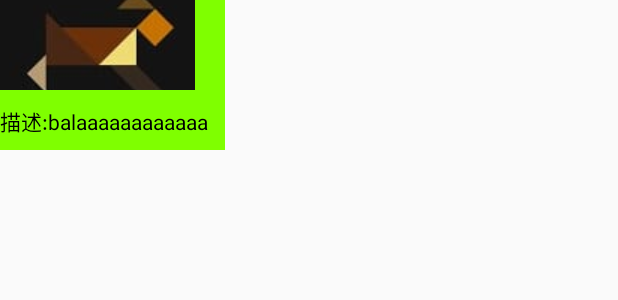
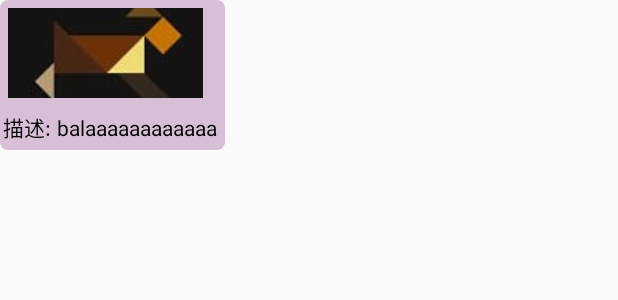
Before and after one commit to coda1997/thingsNeverLost, an Android app: the layout item_details.xml on its own in the app's theme, with its tools: preview values and no code run, on a phone screen of 412 x 824 dp. Shown: the top 300 px of the screen. Run offline under Robolectric (Android 15) with nearby library versions, the phone set to English and light mode, and no system bars.

```diff
--- a/app/src/main/java/com/example/overl/myapplication/service/MyService.kt
+++ b/app/src/main/java/com/example/overl/myapplication/service/MyService.kt
@@ -28,7 +28,7 @@ interface MyService{
                      @Field("location.description") localDscrip:String
                      ):Call<ResponseWithoutData>
 
-    @POST
+    @POST("item/publishLost")
     @FormUrlEncoded
     fun publishLost(
             @Field("description") description:String,
--- /dev/null
+++ b/app/src/main/res/drawable/items_breif_info.xml
@@ -0,0 +1,5 @@
+<?xml version="1.0" encoding="utf-8"?>
+<shape xmlns:android="http://schemas.android.com/apk/res/android" >
+    <corners android:radius="5dip"/>
+    <solid android:color="@color/thistle"/>
+</shape>
--- a/app/src/main/res/layout/item_details.xml
+++ b/app/src/main/res/layout/item_details.xml
@@ -3,7 +3,7 @@
     xmlns:android="http://schemas.android.com/apk/res/android" android:layout_width="wrap_content"
     android:layout_height="wrap_content"
     android:orientation="vertical"
-    android:background="@color/chartreuse">
+    android:background="@drawable/items_breif_info">
     <LinearLayout
         android:layout_width="150dp"
         android:layout_height="100dp"
@@ -11,6 +11,7 @@
         >
         <ImageView
             android:id="@+id/item_image"
+            android:layout_margin="5dp"
             android:layout_width="130dp"
             android:layout_height="60dp"
             android:scaleType="center"
@@ -20,17 +21,19 @@
             android:layout_width="match_parent"
             android:layout_height="wrap_content"
             android:orientation="horizontal"
-            android:layout_marginTop="10dp"
+            android:layout_marginTop="1dp"
             >
             <TextView
                 android:layout_width="wrap_content"
                 android:layout_height="wrap_content"
                 android:text="@string/item_desc"
+                android:layout_margin="2dp"
                 android:textColor="@color/black"/>
             <TextView
                 android:id="@+id/item_desc"
                 android:layout_width="wrap_content"
                 android:layout_height="wrap_content"
+                android:layout_margin="2dp"
                 android:text="balaaaaaaaaaaaa"
                 android:textColor="@color/black"
                 android:lines="4"
```
Also changed, not shown: app/src/main/java/com/example/overl/myapplication/map/MapFragment.kt (+11 -5 lines), app/src/main/java/com/example/overl/myapplication/post/PostFindActivity.kt (+24 -5 lines), 2 other files.
